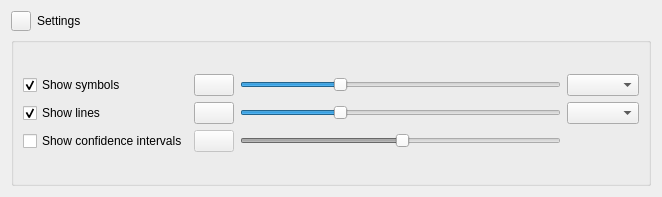
Above: braphy/gui/ui_files/binary_plot_settings.ui from softmatterlab/Braph-2.0-Python before the change. Below: the same form after it.
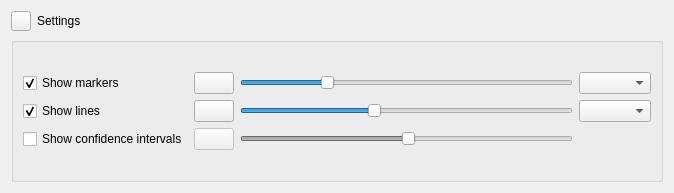
That is the form after the change.

Commit message: Add ability to change plot style in binary plot

The edit to the form file:
```diff
--- a/braphy/gui/ui_files/binary_plot_settings.ui
+++ b/braphy/gui/ui_files/binary_plot_settings.ui
@@ -6,8 +6,8 @@
    <rect>
     <x>0</x>
     <y>0</y>
-    <width>662</width>
-    <height>197</height>
+    <width>674</width>
+    <height>193</height>
    </rect>
   </property>
   <property name="windowTitle">
@@ -74,9 +74,18 @@
            </widget>
           </item>
           <item row="0" column="4">
-           <widget class="QSlider" name="sliderSymbols">
+           <widget class="QSlider" name="sliderMarkers">
+            <property name="minimum">
+             <number>0</number>
+            </property>
+            <property name="maximum">
+             <number>8</number>
+            </property>
+            <property name="pageStep">
+             <number>2</number>
+            </property>
             <property name="value">
-             <number>30</number>
+             <number>2</number>
             </property>
             <property name="orientation">
              <enum>Qt::Horizontal</enum>
@@ -86,7 +95,7 @@
           <item row="0" column="1">
            <widget class="QCheckBox" name="checkBoxSymbols">
             <property name="text">
-             <string>Show symbols</string>
+             <string>Show markers</string>
             </property>
             <property name="checked">
              <bool>true</bool>
@@ -95,8 +104,17 @@
           </item>
           <item row="3" column="4">
            <widget class="QSlider" name="sliderLines">
+            <property name="minimum">
+             <number>0</number>
+            </property>
+            <property name="maximum">
+             <number>20</number>
+            </property>
+            <property name="pageStep">
+             <number>2</number>
+            </property>
             <property name="value">
-             <number>30</number>
+             <number>8</number>
             </property>
             <property name="orientation">
              <enum>Qt::Horizontal</enum>
```
Left out of the diff: 6 changed lines with no effect on the pictures. The commit also changes 3 other files.
